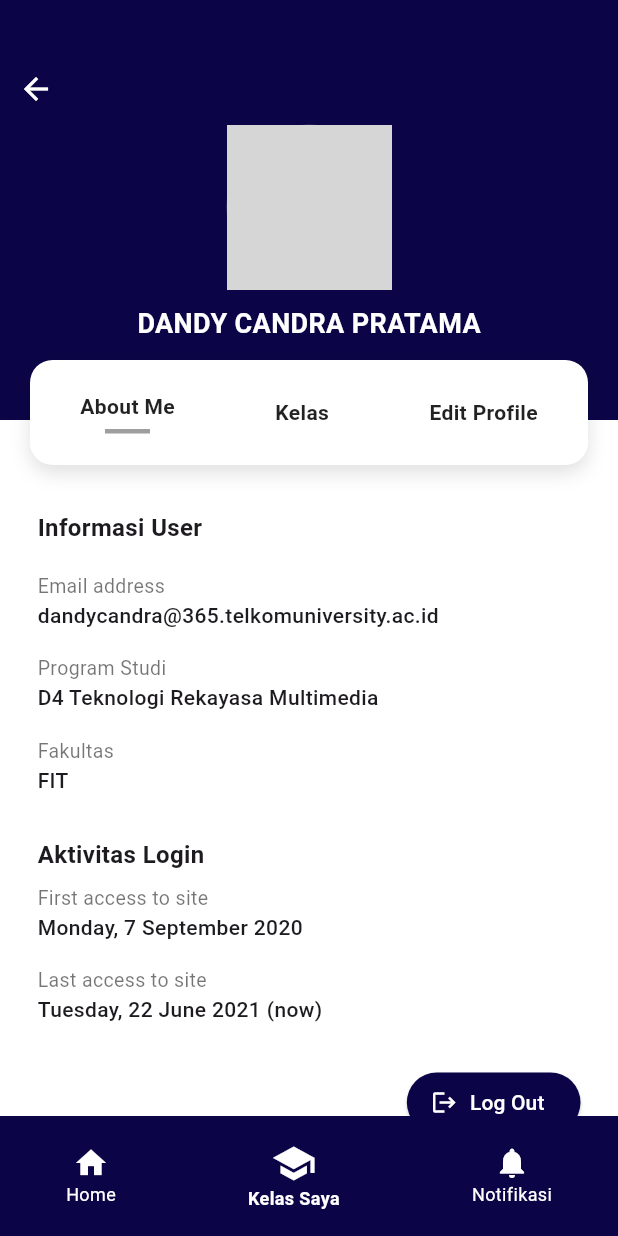
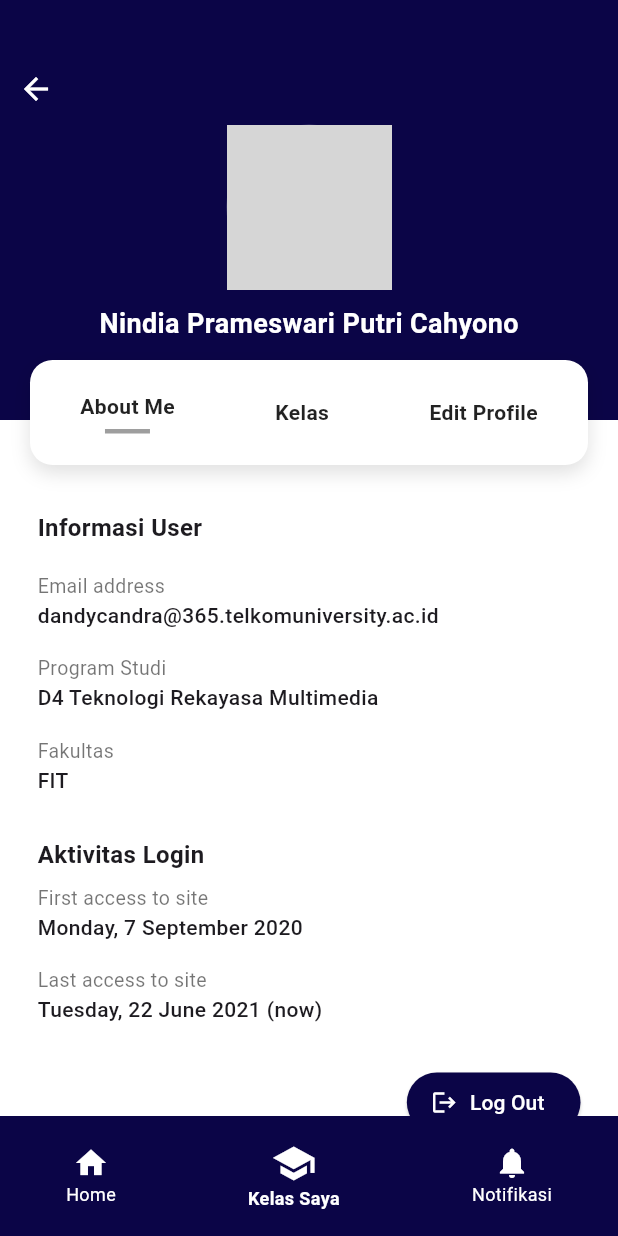
Before and after one commit to nunaprameswari/lms_hybird, a Flutter app: the Profile screen opened directly, on a phone screen of 412 x 824 dp. Run offline on Flutter 3.47's test engine with Material 3 defaults, Android fonts, the phone set to English and light mode, and no system bars; network calls fail; grey boxes are pictures that could not be loaded.

Commit message:
perubahan pada nama mahasiswa di profile

```diff
--- a/lib/fitur/profile.dart
+++ b/lib/fitur/profile.dart
@@ -19,7 +19,7 @@ class _ProfileState extends State<Profile> {
           Column(
             children: [
               // Header Biru
-              Isiprofile(name: "DANDY CANDRA PRATAMA"),
+              Isiprofile(name: "Nindia Prameswari Putri Cahyono"),
 
               // Spasi untuk Tab Bar yang melayang
               SizedBox(height: 40),
```
